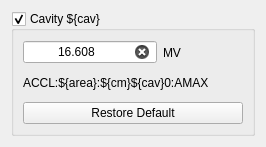
Above: gui/cavAmp.ui from ssoham/Q0Measurement before the change. Below: the same form after it.
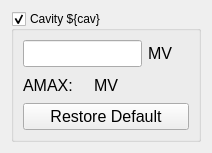
That is the form after the change. Custom widgets are drawn as their Qt base class.

```diff
--- a/gui/cavAmp.ui
+++ b/gui/cavAmp.ui
@@ -6,8 +6,8 @@
    <rect>
     <x>0</x>
     <y>0</y>
-    <width>266</width>
-    <height>147</height>
+    <width>212</width>
+    <height>153</height>
    </rect>
   </property>
   <property name="windowTitle">
@@ -33,8 +33,13 @@
             <verstretch>0</verstretch>
            </sizepolicy>
           </property>
+          <property name="font">
+           <font>
+            <pointsize>12</pointsize>
+           </font>
+          </property>
           <property name="text">
-           <string>16.608</string>
+           <string/>
           </property>
           <property name="alignment">
            <set>Qt::AlignCenter</set>
@@ -46,6 +51,11 @@
         </item>
         <item>
          <widget class="QLabel" name="label_5">
+          <property name="font">
+           <font>
+            <pointsize>12</pointsize>
+           </font>
+          </property>
           <property name="text">
            <string>MV</string>
           </property>
@@ -67,17 +77,80 @@
        </layout>
       </item>
       <item>
-       <widget class="QLabel" name="labelAMAX">
-        <property name="text">
-         <string>ACCL:${area}:${cm}${cav}0:AMAX</string>
-        </property>
-        <property name="textInteractionFlags">
-         <set>Qt::LinksAccessibleByMouse|Qt::TextSelectableByMouse</set>
-        </property>
-       </widget>
+       <layout class="QHBoxLayout" name="horizontalLayout">
+        <item>
+         <widget class="QLabel" name="label">
+          <property name="sizePolicy">
+           <sizepolicy hsizetype="Preferred" vsizetype="Minimum">
+            <horstretch>0</horstretch>
+            <verstretch>0</verstretch>
+           </sizepolicy>
+          </property>
+          <property name="font">
+           <font>
+            <pointsize>12</pointsize>
+           </font>
+          </property>
+          <property name="text">
+           <string>AMAX:</string>
+          </property>
+          <property name="wordWrap">
+           <bool>true</bool>
+          </property>
+         </widget>
+        </item>
+        <item>
+         <widget class="PyDMLabel" name="amaxLabel">
+          <property name="font">
+           <font>
+            <pointsize>12</pointsize>
+           </font>
+          </property>
+          <property name="toolTip">
+           <string/>
+          </property>
+          <property name="showUnits" stdset="0">
+           <bool>false</bool>
+          </property>
+          <property name="channel" stdset="0">
+           <string>ACCL:${area}:${cm}${cav}0:ADES_MAX</string>
+          </property>
+         </widget>
+        </item>
+        <item>
+         <widget class="QLabel" name="label_2">
+          <property name="font">
+           <font>
+            <pointsize>12</pointsize>
+           </font>
+          </property>
+          <property name="text">
+           <string>MV</string>
+          </property>
+         </widget>
+        </item>
+        <item>
+         <spacer name="horizontalSpacer">
+          <property name="orientation">
+           <enum>Qt::Horizontal</enum>
+          </property>
+          <property name="sizeHint" stdset="0">
+           <size>
+            <width>40</width>
+            <height>20</height>
+           </size>
+          </property>
+         </spacer>
+        </item>
+       </layout>
       </item>
       <item>
        <widget class="QPushButton" name="restoreDefaultButton">
+        <property name="font">
+         <font>
+          <pointsize>12</pointsize>
+         </font>
+        </property>
         <property name="text">
          <string>Restore Default</string>
         </property>
@@ -88,6 +161,13 @@
    </item>
   </layout>
  </widget>
+ <customwidgets>
+  <customwidget>
+   <class>PyDMLabel</class>
+   <extends>QLabel</extends>
+   <header>pydm.widgets.label</header>
+  </customwidget>
+ </customwidgets>
  <resources/>
  <connections/>
 </ui>
```
